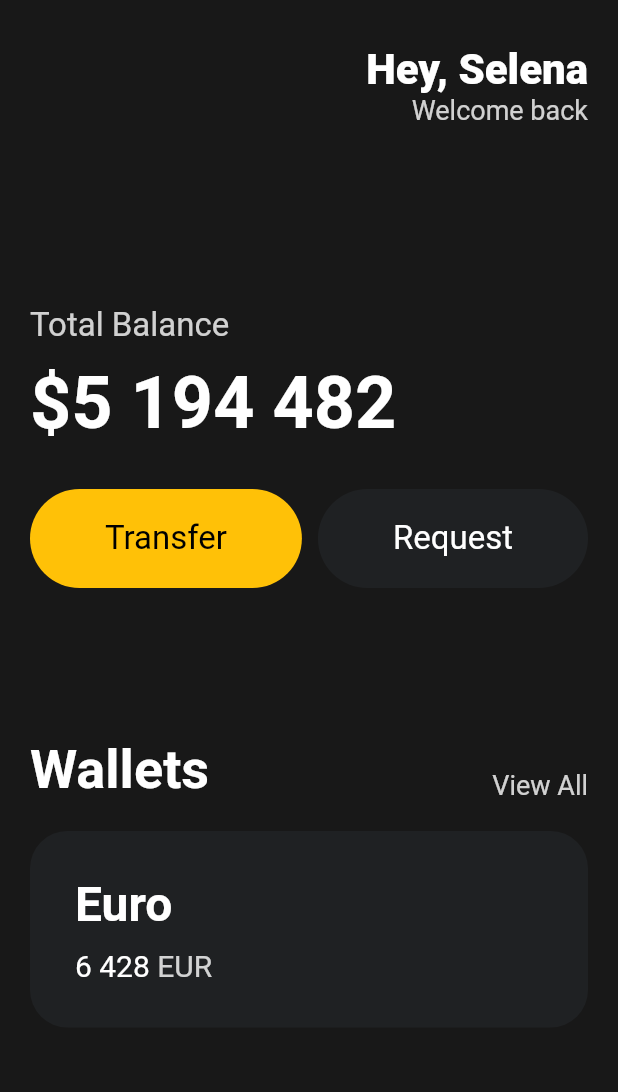
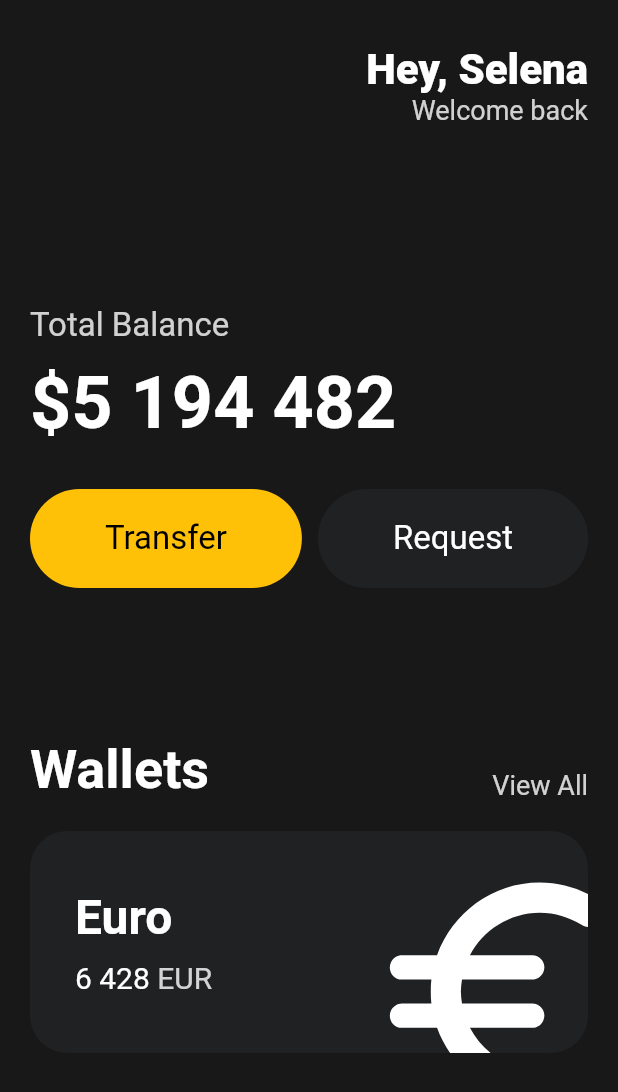
Before and after one commit to wogks/prac-noma, a Flutter app: the screen it shows after launch, on a phone screen of 412 x 824 dp. Shown: the top 1092 px of the screen. Run offline on Flutter 3.47's test engine with Material 2 defaults, Android fonts, the phone set to English and light mode, and no system bars.

Commit message:
Feat: 아이폰, 트랜스포

```diff
--- a/lib/main.dart
+++ b/lib/main.dart
@@ -107,12 +107,15 @@ class App extends StatelessWidget {
             ),
             const SizedBox(height: 20),
             Container(
+              //아이템이 오버플로우 됐을떄 그 부분에 어떤걸 할젓인지
+              clipBehavior: Clip.hardEdge,
               decoration: BoxDecoration(
                   color: const Color(0xFF1F2123),
                   borderRadius: BorderRadius.circular(25)),
               child: Padding(
                 padding: const EdgeInsets.all(30),
                 child: Row(
+                  mainAxisAlignment: MainAxisAlignment.spaceBetween,
                   children: [
                     Column(
                       crossAxisAlignment: CrossAxisAlignment.start,
@@ -132,17 +135,31 @@ class App extends StatelessWidget {
                           children: [
                             const Text(
                               '6 428',
-                              style: TextStyle(color: Colors.white,fontSize: 20),
+                              style:
+                                  TextStyle(color: Colors.white, fontSize: 20),
                             ),
                             const SizedBox(width: 5),
-                            Text('EUR',
-                            style: TextStyle(
-                              fontSize: 20,
-                              color: Colors.white.withOpacity(0.8)
-                            ),),
+                            Text(
+                              'EUR',
+                              style: TextStyle(
+                                  fontSize: 20,
+                                  color: Colors.white.withOpacity(0.8)),
+                            ),
                           ],
                         )
                       ],
+                    ),
+                    //아이콘 크기만 커지고 부모위젯은 안커짐, 트랜스폼으로 위치 조절
+                    Transform.scale(
+                      scale: 2.2,
+                      child: Transform.translate(
+                        offset: const Offset(8, 15),
+                        child: const Icon(
+                        Icons.euro_rounded,
+                        color: Colors.white,
+                        size: 88,
+                                          ),
+                      ),
                     )
                   ],
                 ),
```
